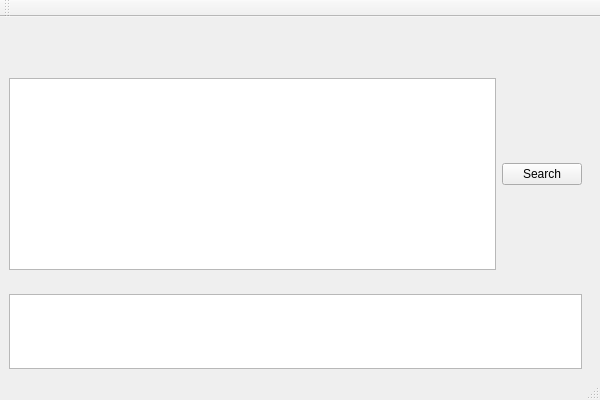
Before: the Qt Designer form QtWidgetsApplication1.ui in stefanzweig/qt_trace, drawn with Qt 5.
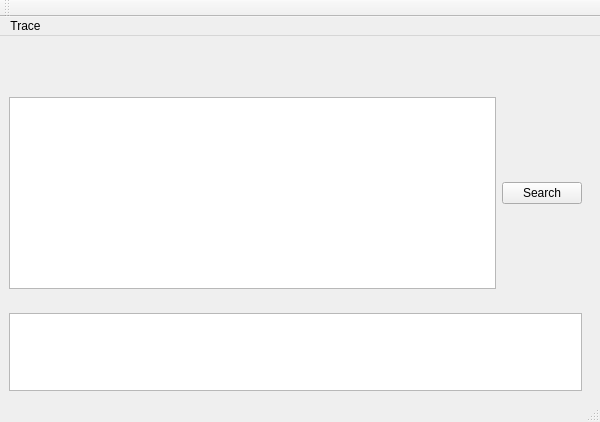
After: the same form once the commit is applied.

```diff
--- a/QtWidgetsApplication1.ui
+++ b/QtWidgetsApplication1.ui
@@ -7,21 +7,13 @@
     <x>0</x>
     <y>0</y>
     <width>600</width>
-    <height>400</height>
+    <height>422</height>
    </rect>
   </property>
   <property name="windowTitle">
    <string>ZoneMaster Tracer</string>
   </property>
   <widget class="QWidget" name="ZSTraceWindow">
-		 <property name="geometry">
-			 <rect>
-				 <x>0</x>
-				 <y>0</y>
-				 <width>910</width>
-				 <height>659</height>
-			 </rect>
-		 </property>
 		 <property name="acceptDrops">
 			 <bool>true</bool>
 		 </property>
@@ -55,6 +47,15 @@
 					 <property name="defaultUp">
 						 <bool>false</bool>
 					 </property>
+      <widget class="QMenu" name="menu">
+       <property name="title">
+        <string>Trace</string>
+       </property>
+       <addaction name="actionstart"/>
+       <addaction name="actionpause"/>
+       <addaction name="actionstop"/>
+      </widget>
+      <addaction name="menu"/>
 				 </widget>
 			 </item>
 			 <item>
```
Left out of the diff: 21 changed lines with no effect on the pictures. Lines whose indentation alone changed are shown as unchanged.
